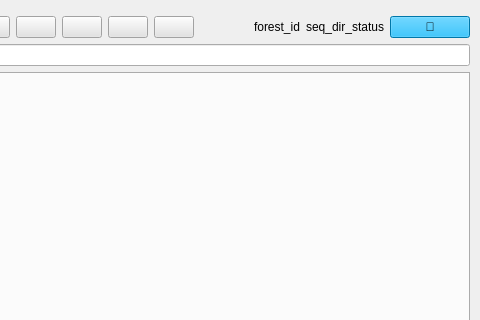
SequoiApp/Qsequoia2, file qsequoia2/qsequoia2_dockwidget.ui: the form before one commit; both pictures show x 86 to 566 and y 0 to 320 of the 566 by 506 pixel window.
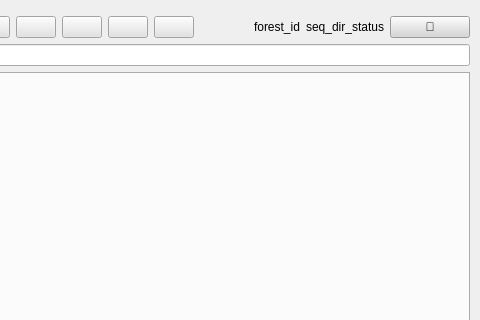
The form after the commit. Icons and pictures are not drawn. Custom widgets are drawn as their Qt base class.

The edit to the form file:
```diff
--- a/qsequoia2/qsequoia2_dockwidget.ui
+++ b/qsequoia2/qsequoia2_dockwidget.ui
@@ -164,7 +164,7 @@
          <string>Actualiser</string>
         </property>
         <property name="styleSheet">
-         <string notr="true">background-color: rgb(0, 166, 237);</string>
+         <string notr="true">background-color: rgb(214, 214, 214);</string>
         </property>
         <property name="text">
          <string>🔄</string>
```
